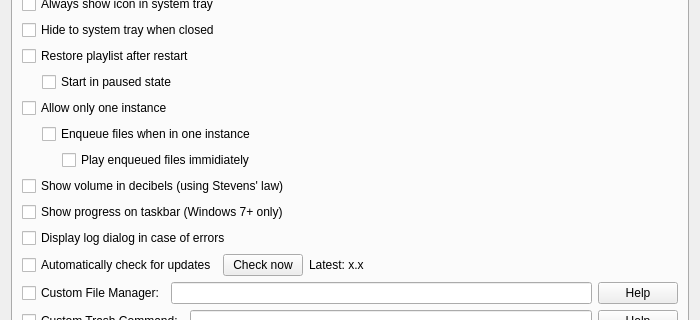
Old version of the form src/preferencesDialog.ui in the repository nulloy/nulloy; both pictures show x 0 to 700 and y 112 to 432 of the 700 by 550 pixel window.
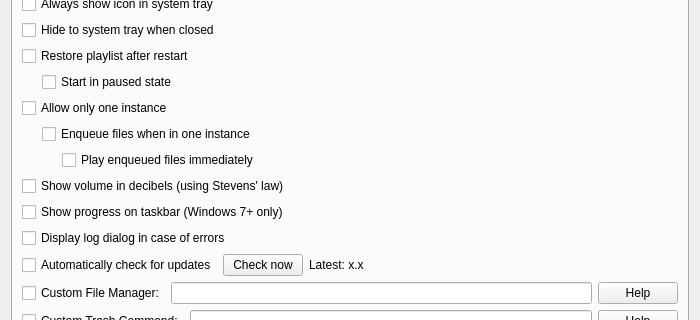
New version of the form. Custom widgets are drawn as their Qt base class.

```diff
--- a/src/preferencesDialog.ui
+++ b/src/preferencesDialog.ui
@@ -298,7 +298,7 @@
              <item>
               <widget class="QCheckBox" name="playEnqueuedCheckBox">
                <property name="text">
-                <string>Play enqueued files immidiately</string>
+                <string>Play enqueued files immediately</string>
                </property>
               </widget>
              </item>
```
